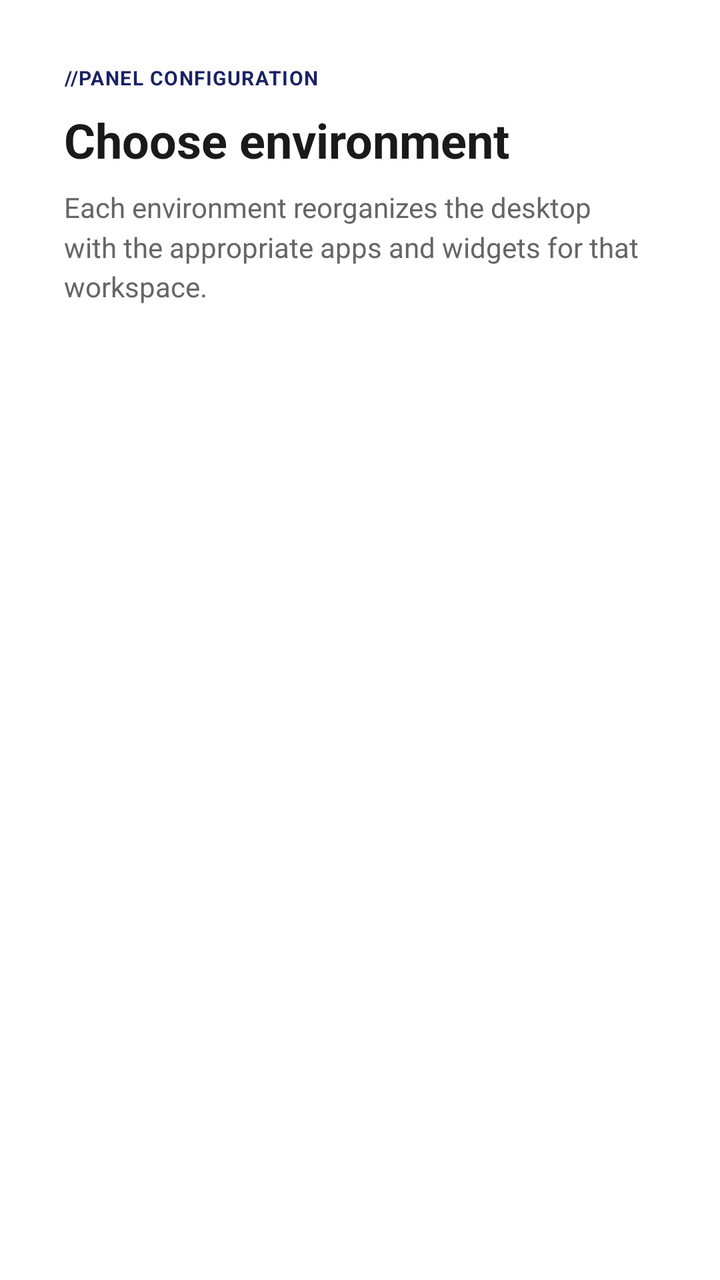
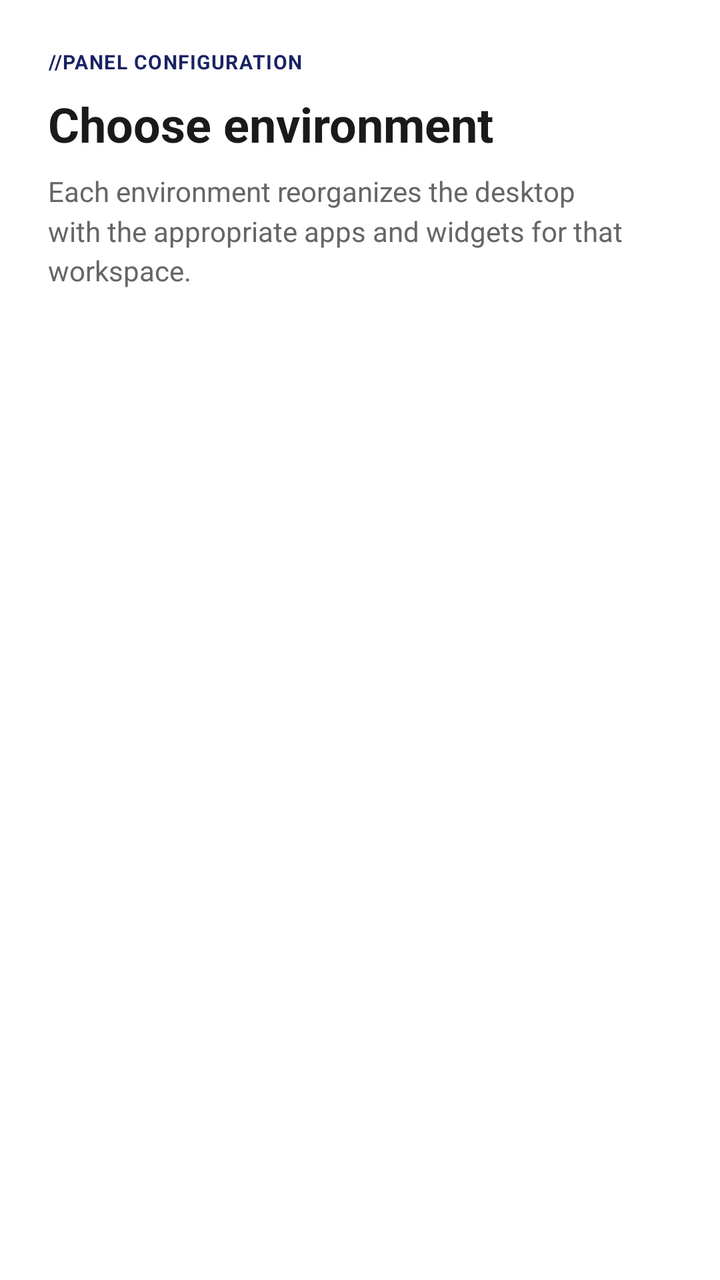

An Android layout rendered at two revisions. The XML below is the earlier revision; the diff shows what the commit changed to produce the second picture.
<!-- AndroidManifest.xml: application theme Theme.LauncherTs13 -->
<!-- res/layout/dialog_environment_selector.xml -->
<?xml version="1.0" encoding="utf-8"?>
<LinearLayout xmlns:android="http://schemas.android.com/apk/res/android"
    android:layout_width="match_parent"
    android:layout_height="wrap_content"
    android:orientation="vertical"
    android:padding="32dp">

    <TextView
        android:id="@+id/tvSubtitleHeader"
        android:layout_width="wrap_content"
        android:layout_height="wrap_content"
        android:text="@string/config_panel_title"
        android:textColor="@color/environment_unselected_title"
        android:textSize="10sp"
        android:textStyle="bold"
        android:letterSpacing="0.05"
        android:layout_marginBottom="8dp" />

    <TextView
        android:layout_width="wrap_content"
        android:layout_height="wrap_content"
        android:text="@string/choose_environment"
        android:textColor="#1A1A1A"
        android:textSize="24sp"
        android:textStyle="bold"
        android:layout_marginBottom="8dp" />

    <TextView
        android:layout_width="wrap_content"
        android:layout_height="wrap_content"
        android:text="@string/environment_desc"
        android:textSize="14sp"
        android:textColor="#666666"
        android:lineSpacingMultiplier="1.2"
        android:layout_marginBottom="24dp" />

    <androidx.recyclerview.widget.RecyclerView
        android:id="@+id/rvEnvironments"
        android:layout_width="match_parent"
        android:layout_height="wrap_content"
        android:overScrollMode="never" />

</LinearLayout>
<!-- resources referenced by this layout -->
<resources>
  <color name="environment_unselected_title">#1A2363</color>
  <string name="choose_environment">Choose environment</string>
  <string name="config_panel_title">//PANEL CONFIGURATION</string>
  <string name="environment_desc">Each environment reorganizes the desktop with the appropriate apps and widgets for that workspace.</string>
  <style name="Theme.LauncherTs13" parent="Theme.MaterialComponents.DayNight.NoActionBar">
          <item name="colorPrimary">@color/dock_logo_color</item>
          <item name="colorPrimaryVariant">@color/dock_logo_color</item>
          <item name="colorOnPrimary">@color/white</item>
          <item name="colorSecondary">@color/teal_200</item>
          <item name="colorSecondaryVariant">@color/teal_700</item>
          <item name="colorOnSecondary">@color/black</item>
          <item name="android:windowBackground">@android:color/transparent</item>
          <item name="android:windowIsTranslucent">true</item>
          <item name="android:windowShowWallpaper">true</item>
          <item name="android:statusBarColor">@android:color/transparent</item>
          <item name="android:navigationBarColor">@android:color/transparent</item>
          <item name="android:windowLayoutInDisplayCutoutMode" tools:targetApi="o_mr1">shortEdges</item>
      </style>
  <color name="dock_logo_color">#1A2363</color>
  <color name="white">#FFFFFFFF</color>
  <color name="teal_200">#FF03DAC5</color>
  <color name="teal_700">#FF018786</color>
  <color name="black">#FF000000</color>
</resources>

<!-- the commit's change to res/layout/dialog_environment_selector.xml (unified diff, before → after) -->
@@ -3,7 +3,7 @@
     android:layout_width="match_parent"
     android:layout_height="wrap_content"
     android:orientation="vertical"
-    android:padding="32dp">
+    android:padding="24dp">
 
     <TextView
         android:id="@+id/tvSubtitleHeader"
